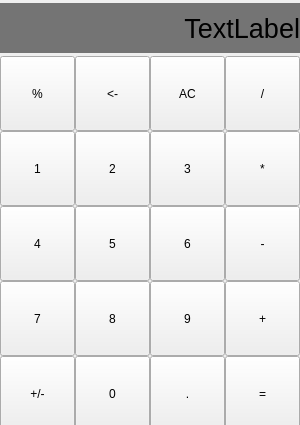
Above: try/newproject_1_calculator/Sources/Forms/mainwindow.ui from youjun2160/Qt_clion before the change. Below: the same form after it.
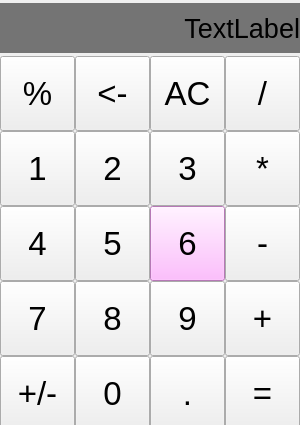
That is the form after the change.

What changed in the file:
```diff
--- a/try/newproject_1_calculator/Sources/Forms/mainwindow.ui
+++ b/try/newproject_1_calculator/Sources/Forms/mainwindow.ui
@@ -37,7 +37,7 @@
   <property name="windowTitle">
    <string>MainWindow</string>
   </property>
-  <widget class="QWidget" name="">
+  <widget class="QWidget" name="layoutWidget">
    <property name="geometry">
     <rect>
      <x>0</x>
@@ -103,6 +103,11 @@
           <height>75</height>
          </size>
         </property>
+        <property name="font">
+         <font>
+          <pointsize>25</pointsize>
+         </font>
+        </property>
         <property name="text">
          <string>+</string>
         </property>
@@ -122,6 +127,11 @@
           <height>75</height>
          </size>
         </property>
+        <property name="font">
+         <font>
+          <pointsize>25</pointsize>
+         </font>
+        </property>
         <property name="text">
          <string>.</string>
         </property>
@@ -141,6 +151,11 @@
           <height>75</height>
          </size>
         </property>
+        <property name="font">
+         <font>
+          <pointsize>25</pointsize>
+         </font>
+        </property>
         <property name="text">
          <string>&lt;-</string>
         </property>
@@ -160,6 +175,11 @@
           <height>75</height>
          </size>
         </property>
+        <property name="font">
+         <font>
+          <pointsize>25</pointsize>
+         </font>
+        </property>
         <property name="text">
          <string>2</string>
         </property>
@@ -179,6 +199,11 @@
           <height>75</height>
          </size>
         </property>
+        <property name="font">
+         <font>
+          <pointsize>25</pointsize>
+         </font>
+        </property>
         <property name="text">
          <string>7</string>
         </property>
@@ -198,6 +223,11 @@
           <height>75</height>
          </size>
         </property>
+        <property name="font">
+         <font>
+          <pointsize>25</pointsize>
+         </font>
+        </property>
         <property name="text">
          <string>/</string>
         </property>
@@ -217,6 +247,11 @@
           <height>75</height>
          </size>
         </property>
+        <property name="font">
+         <font>
+          <pointsize>25</pointsize>
+         </font>
+        </property>
         <property name="text">
          <string>9</string>
         </property>
@@ -236,6 +271,11 @@
           <height>75</height>
          </size>
         </property>
+        <property name="font">
+         <font>
+          <pointsize>25</pointsize>
+         </font>
+        </property>
         <property name="text">
          <string>*</string>
         </property>
@@ -255,6 +295,11 @@
           <height>75</height>
          </size>
         </property>
+        <property name="font">
+         <font>
+          <pointsize>25</pointsize>
+         </font>
+        </property>
         <property name="text">
          <string>AC</string>
         </property>
@@ -274,6 +319,11 @@
           <height>75</height>
          </size>
         </property>
+        <property name="font">
+         <font>
+          <pointsize>25</pointsize>
+         </font>
+        </property>
         <property name="text">
          <string>8</string>
         </property>
@@ -293,6 +343,11 @@
           <height>75</height>
          </size>
         </property>
+        <property name="font">
+         <font>
+          <pointsize>25</pointsize>
+         </font>
+        </property>
         <property name="text">
          <string>1</string>
         </property>
@@ -312,6 +367,11 @@
           <height>75</height>
          </size>
         </property>
+        <property name="font">
+         <font>
+          <pointsize>25</pointsize>
+         </font>
+        </property>
         <property name="text">
          <string>%</string>
         </property>
@@ -331,6 +391,11 @@
           <height>75</height>
          </size>
         </property>
+        <property name="font">
+         <font>
+          <pointsize>25</pointsize>
+         </font>
+        </property>
         <property name="text">
          <string>=</string>
         </property>
@@ -350,6 +415,11 @@
           <height>75</height>
          </size>
         </property>
+        <property name="font">
+         <font>
+          <pointsize>25</pointsize>
+         </font>
+        </property>
         <property name="text">
          <string>4</string>
         </property>
@@ -369,6 +439,11 @@
           <height>75</height>
          </size>
         </property>
+        <property name="font">
+         <font>
+          <pointsize>25</pointsize>
+         </font>
+        </property>
         <property name="text">
          <string>3</string>
         </property>
@@ -388,6 +463,14 @@
           <height>75</height>
          </size>
         </property>
+        <property name="font">
+         <font>
+          <pointsize>25</pointsize>
+         </font>
+        </property>
+        <property name="styleSheet">
+         <string notr="true">background-color: rgb(255, 170, 255);</string>
+        </property>
         <property name="text">
          <string>6</string>
         </property>
@@ -407,6 +490,11 @@
           <height>75</height>
          </size>
         </property>
+        <property name="font">
+         <font>
+          <pointsize>25</pointsize>
+         </font>
+        </property>
         <property name="text">
          <string>+/-</string>
         </property>
@@ -426,6 +514,11 @@
           <height>75</height>
          </size>
         </property>
+        <property name="font">
+         <font>
+          <pointsize>25</pointsize>
+         </font>
+        </property>
         <property name="text">
          <string>-</string>
         </property>
@@ -445,6 +538,11 @@
           <height>75</height>
          </size>
         </property>
+        <property name="font">
+         <font>
+          <pointsize>25</pointsize>
+         </font>
+        </property>
         <property name="text">
          <string>0</string>
         </property>
@@ -464,6 +562,11 @@
           <height>75</height>
          </size>
         </property>
+        <property name="font">
+         <font>
+          <pointsize>25</pointsize>
+         </font>
+        </property>
         <property name="text">
          <string>5</string>
         </property>
```
